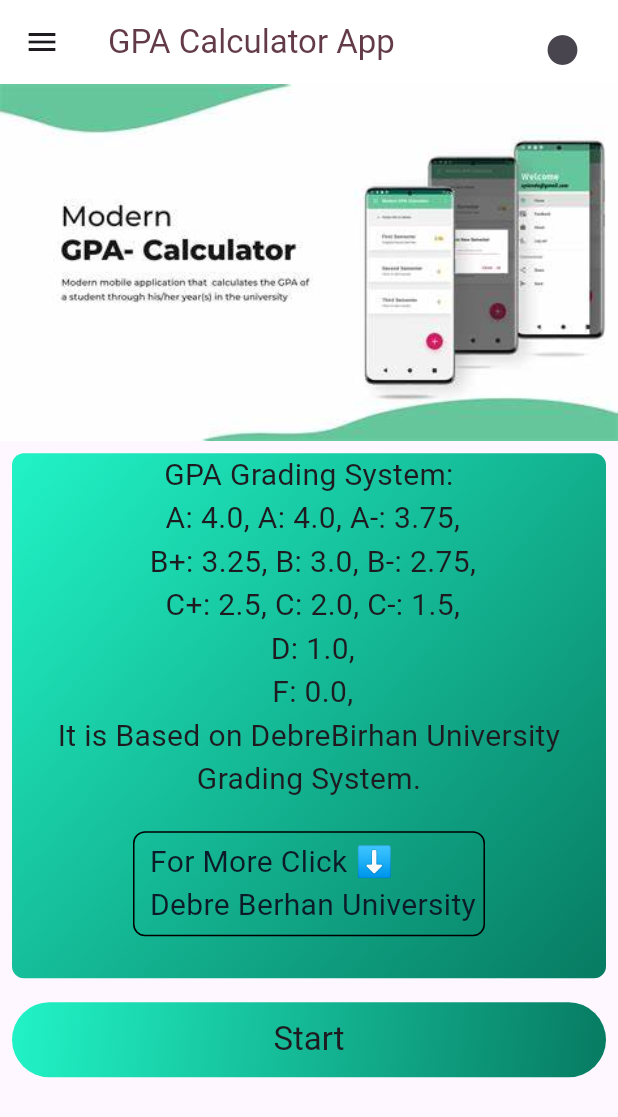
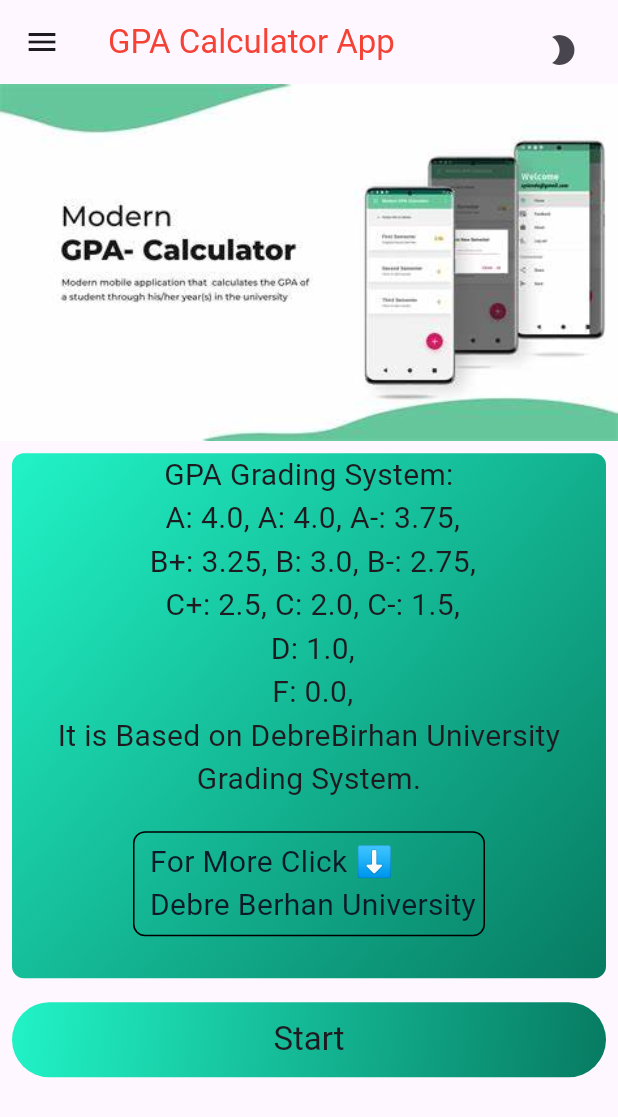
Before and after one commit to Fuadseid/GPA-calculator-project, a Flutter app: the screen it shows after launch, on a phone screen of 412 x 824 dp. Shown: the top 1117 px of the screen. Run offline on Flutter 3.47's test engine with Material 3 defaults, Android fonts, the phone set to English and light mode, and no system bars; our stand-ins replace flutter_riverpod, google_fonts.

Commit message:
adding diffrnet additional dark mode features

```diff
--- a/lib/main.dart
+++ b/lib/main.dart
@@ -5,12 +5,10 @@ import 'package:gpa_calculator/widget/drawer.dart';
 
 final colorScheme = ColorScheme.fromSeed(
   brightness: Brightness.dark,
-  seedColor: const Color.fromARGB(255, 102, 6, 247),
-  background: const Color.fromARGB(255, 56, 49, 66),
+  seedColor: const Color.fromARGB(255, 255, 255, 255),
 );
 
 final theme = ThemeData().copyWith(
-  scaffoldBackgroundColor: colorScheme.onSurface,
   colorScheme: colorScheme,
   textTheme: GoogleFonts.ubuntuCondensedTextTheme().copyWith(
     titleSmall: GoogleFonts.ubuntuCondensed(
@@ -47,10 +45,10 @@ class _MyAppState extends State<MyApp> {
 
   @override
   Widget build(BuildContext context) {
-    return MaterialApp(
+    return SafeArea(
+      child: MaterialApp(
         theme: ThemeData(
-        brightness: Brightness.light,
-        primaryColor: Colors.blue,
+          primaryColor: const Color.fromARGB(255, 255, 255, 255),
           textTheme: const TextTheme(),
         ),
         darkTheme: ThemeData(
@@ -67,6 +65,7 @@ class _MyAppState extends State<MyApp> {
           onDarkMode: onDarkMode,
           isDarkMode: _isDarkMode,
         ),
+      ),
     );
   }
 }
--- a/lib/screen/about_us_Screen.dart
+++ b/lib/screen/about_us_Screen.dart
@@ -4,7 +4,7 @@ import 'package:gpa_calculator/screen/about_us_detail.dart';
 class AboutUsScreen extends StatelessWidget {
   @override
   Widget build(BuildContext context) {
-    const title1 = 'Abdellah Nesredin';
+    const title1 = 'Abdelah Nesredin';
     const title2 = 'Fuad Seid';
     Widget photo1 = Image.asset(
       'lib/assets/Abdellah.jpg',
--- a/lib/screen/about_us_detail.dart
+++ b/lib/screen/about_us_detail.dart
@@ -35,7 +35,7 @@ class _AboutUsDetailState extends State<AboutUsDetail> {
               padding: const EdgeInsets.all(16),
               child: Text(
                 'My name is ${name}, and I am a dedicated software engineering student at Debre Birhan University. As I pursue my academic goals, I am also actively seeking employment opportunities in the tech industry. I possess a strong foundation in both front-end and back-end development, specializing in creating dynamic and responsive web applications. My skills extend to mobile app development using Flutter, enabling me to build high-quality applications for both iOS and Android platforms. Additionally, I am proficient in the React.js library, which allows me to develop engaging user interfaces with seamless functionality. I am eager to contribute my skills and collaborate with innovative teams to make a positive impact in the field of technology.',
-                style: TextStyle(fontStyle: FontStyle.italic),
+                style: const TextStyle(fontStyle: FontStyle.italic),
               ),
             )
           ],
--- a/lib/screen/home_screen.dart
+++ b/lib/screen/home_screen.dart
@@ -76,8 +76,10 @@ class _HomeScreenState extends State<HomeScreen>
     void _addFormScreen() {
       Navigator.pop(context);
       Navigator.of(context).push(MaterialPageRoute(
-        builder: (context) =>
-            GpaFormScreen(enterednumber: _numberofCourseController),
+        builder: (context) => GpaFormScreen(
+          enterednumber: _numberofCourseController,
+          onDarkMode: widget.onDarkMode,
+        ),
       ));
     }
 
@@ -369,27 +371,33 @@ class _HomeScreenState extends State<HomeScreen>
       hold = content1;
     }
 
+    Color? tempcolor;
+    @override
+    void initState() {
+      super.initState();
+      setState(() {
+        tempcolor = widget.isDarkMode
+            ? const Color.fromARGB(104, 147, 255, 128)
+            : Colors.white;
+      });
+      // Initialize your variables here
+    }
+
     return Scaffold(
         appBar: AppBar(
-          backgroundColor: widget.isDarkMode
-              ? const Color.fromARGB(168, 42, 18, 53)
-              : Theme.of(context).colorScheme.onTertiary,
-          title: Text(
-            "GPA Calculator App",
-            style: widget.isDarkMode
-                ? TextStyle(color: Colors.white)
-                : Theme.of(context).textTheme.titleLarge!.copyWith(
-                      color: Theme.of(context).colorScheme.onTertiaryContainer,
-                    ),
-          ),
+          backgroundColor: tempcolor,
+          title: Text("GPA Calculator App",
+              style: widget.isDarkMode
+                  ? const TextStyle(color: Colors.red)
+                  : const TextStyle(color: Colors.red)),
           actions: [
             Padding(
               padding: const EdgeInsets.all(13),
               child: IconButton(
                 onPressed: widget.onDarkMode, // Call the toggle method
                 icon: widget.isDarkMode
-                    ? const Icon(Icons.brightness_2)
-                    : const Icon(Icons.brightness_1),
+                    ? const Icon(Icons.sunny)
+                    : const Icon(Icons.brightness_2),
               ),
             ),
           ],
```
Also changed, not shown: lib/screen/gpa_form_screen.dart (+4 -9 lines), lib/widget/drawer.dart (+5 -5 lines). Lines whose indentation alone changed are shown as unchanged.
